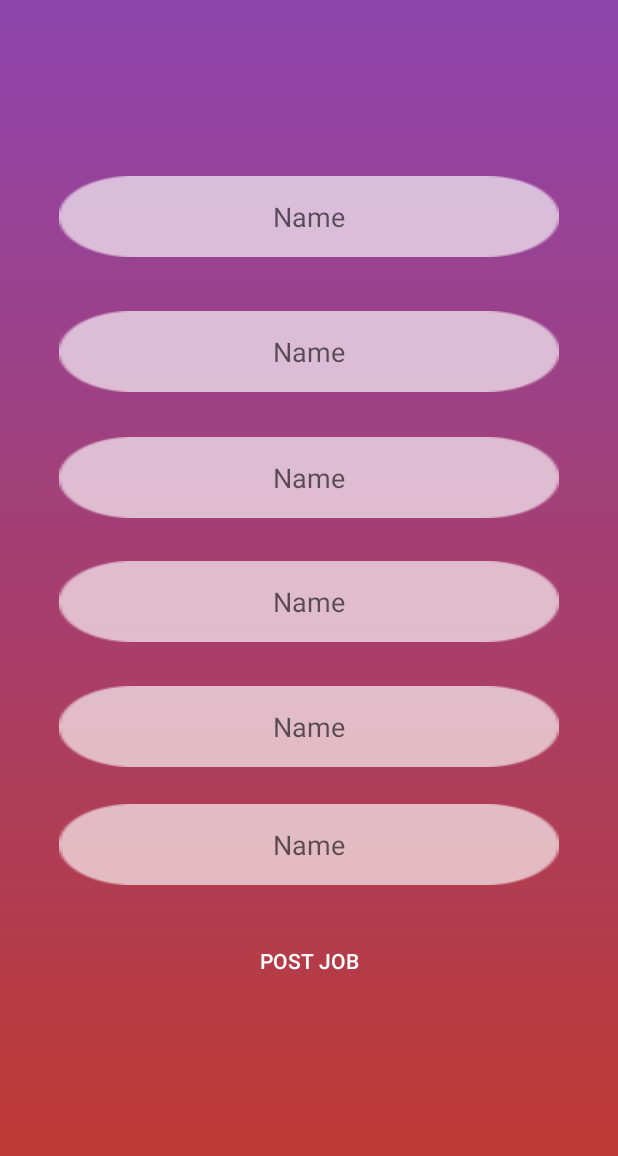
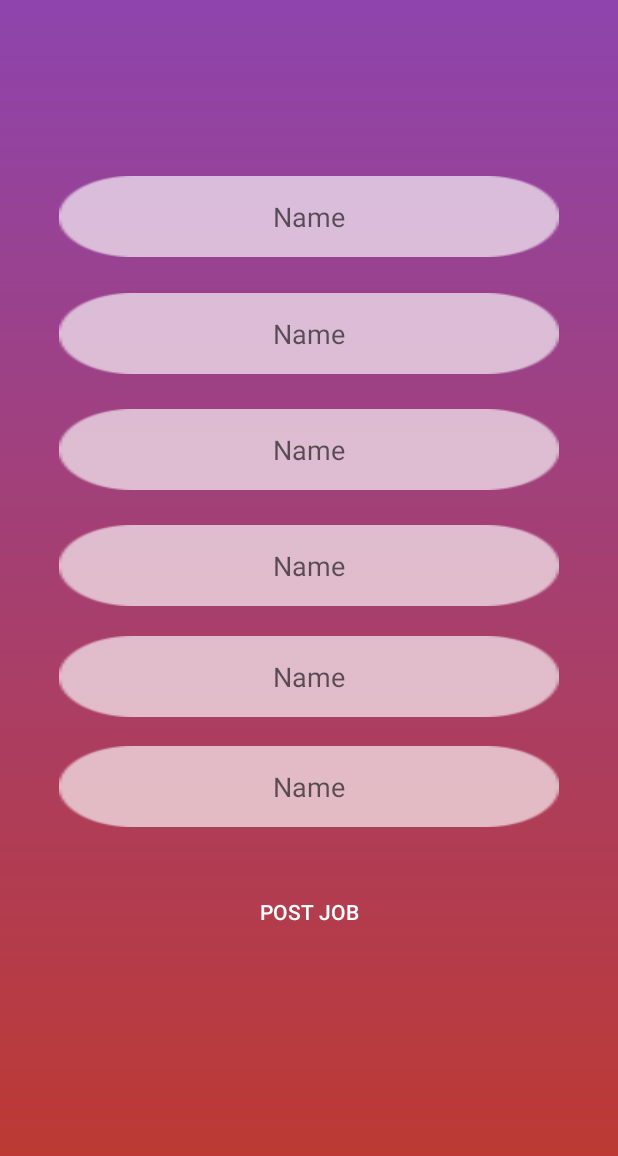
Before and after one commit to EgorCheh/Gosha, an Android app: the AddJob screen opened directly, with no data from a screen before it, on a phone screen of 412 x 824 dp. Shown: the top 1156 px of the screen. Run offline under Robolectric (Android 15) with nearby library versions, the phone set to English and light mode, and no system bars; Roboto replaces fonts that are not available here.

Commit message:
11.05.2019 POST_JOB

```diff
--- a/app/src/main/res/layout/activity_add_job.xml
+++ b/app/src/main/res/layout/activity_add_job.xml
@@ -11,9 +11,11 @@
         android:id="@+id/et_name"
         android:layout_width="333dp"
         android:layout_height="54dp"
-        android:layout_marginStart="8dp"
+        android:layout_marginStart="24dp"
+        android:layout_marginLeft="24dp"
         android:layout_marginTop="8dp"
-        android:layout_marginEnd="8dp"
+        android:layout_marginEnd="24dp"
+        android:layout_marginRight="24dp"
         android:layout_marginBottom="8dp"
         android:background="@drawable/edit_view"
         android:ems="10"
@@ -23,16 +25,18 @@
         app:layout_constraintBottom_toBottomOf="parent"
         app:layout_constraintEnd_toEndOf="parent"
         app:layout_constraintStart_toStartOf="parent"
-        app:layout_constraintTop_toTopOf="parent"
-        app:layout_constraintVertical_bias="0.485" />
+        app:layout_constraintTop_toBottomOf="@+id/et_descr"
+        app:layout_constraintVertical_bias="0.036" />
 
     <EditText
         android:id="@+id/et_addr"
         android:layout_width="333dp"
         android:layout_height="54dp"
-        android:layout_marginStart="8dp"
+        android:layout_marginStart="24dp"
+        android:layout_marginLeft="24dp"
         android:layout_marginTop="8dp"
-        android:layout_marginEnd="8dp"
+        android:layout_marginEnd="24dp"
+        android:layout_marginRight="24dp"
         android:layout_marginBottom="8dp"
         android:background="@drawable/edit_view"
         android:ems="10"
@@ -42,16 +46,18 @@
         app:layout_constraintBottom_toBottomOf="parent"
         app:layout_constraintEnd_toEndOf="parent"
         app:layout_constraintStart_toStartOf="parent"
-        app:layout_constraintTop_toTopOf="parent"
-        app:layout_constraintVertical_bias="0.7" />
+        app:layout_constraintTop_toBottomOf="@+id/et_contact"
+        app:layout_constraintVertical_bias="0.04000002" />
 
     <EditText
         android:id="@+id/et_title"
         android:layout_width="333dp"
         android:layout_height="54dp"
-        android:layout_marginStart="8dp"
+        android:layout_marginStart="24dp"
+        android:layout_marginLeft="24dp"
         android:layout_marginTop="8dp"
-        android:layout_marginEnd="8dp"
+        android:layout_marginEnd="24dp"
+        android:layout_marginRight="24dp"
         android:layout_marginBottom="8dp"
         android:background="@drawable/edit_view"
         android:ems="10"
@@ -68,9 +74,11 @@
         android:id="@+id/et_descr"
         android:layout_width="333dp"
         android:layout_height="54dp"
-        android:layout_marginStart="8dp"
+        android:layout_marginStart="24dp"
+        android:layout_marginLeft="24dp"
         android:layout_marginTop="8dp"
-        android:layout_marginEnd="8dp"
+        android:layout_marginEnd="24dp"
+        android:layout_marginRight="24dp"
         android:layout_marginBottom="8dp"
         android:background="@drawable/edit_view"
         android:ems="10"
@@ -80,16 +88,18 @@
         app:layout_constraintBottom_toBottomOf="parent"
         app:layout_constraintEnd_toEndOf="parent"
         app:layout_constraintStart_toStartOf="parent"
-        app:layout_constraintTop_toTopOf="parent"
-        app:layout_constraintVertical_bias="0.376" />
+        app:layout_constraintTop_toBottomOf="@+id/et_price"
+        app:layout_constraintVertical_bias="0.03" />
 
     <EditText
         android:id="@+id/et_contact"
         android:layout_width="333dp"
         android:layout_height="54dp"
-        android:layout_marginStart="8dp"
+        android:layout_marginStart="24dp"
+        android:layout_marginLeft="24dp"
         android:layout_marginTop="8dp"
-        android:layout_marginEnd="8dp"
+        android:layout_marginEnd="24dp"
+        android:layout_marginRight="24dp"
         android:layout_marginBottom="8dp"
         android:background="@drawable/edit_view"
         android:ems="10"
@@ -99,16 +109,18 @@
         app:layout_constraintBottom_toBottomOf="parent"
         app:layout_constraintEnd_toEndOf="parent"
         app:layout_constraintStart_toStartOf="parent"
-        app:layout_constraintTop_toTopOf="parent"
-        app:layout_constraintVertical_bias="0.596" />
+        app:layout_constraintTop_toBottomOf="@+id/et_name"
+        app:layout_constraintVertical_bias="0.035" />
 
     <EditText
         android:id="@+id/et_price"
         android:layout_width="333dp"
         android:layout_height="54dp"
-        android:layout_marginStart="8dp"
+        android:layout_marginStart="24dp"
+        android:layout_marginLeft="24dp"
         android:layout_marginTop="8dp"
-        android:layout_marginEnd="8dp"
+        android:layout_marginEnd="24dp"
+        android:layout_marginRight="24dp"
         android:layout_marginBottom="8dp"
         android:background="@drawable/edit_view"
         android:ems="10"
@@ -118,8 +130,8 @@
         app:layout_constraintBottom_toBottomOf="parent"
         app:layout_constraintEnd_toEndOf="parent"
         app:layout_constraintStart_toStartOf="parent"
-        app:layout_constraintTop_toTopOf="parent"
-        app:layout_constraintVertical_bias="0.264" />
+        app:layout_constraintTop_toBottomOf="@+id/et_title"
+        app:layout_constraintVertical_bias="0.027" />
 
     <Button
         android:id="@+id/button3"
@@ -139,6 +151,6 @@
         app:layout_constraintEnd_toEndOf="parent"
         app:layout_constraintStart_toStartOf="parent"
         app:layout_constraintTop_toBottomOf="@+id/et_addr"
-        app:layout_constraintVertical_bias="0.110000014" />
+        app:layout_constraintVertical_bias="0.117" />
 
 </android.support.constraint.ConstraintLayout>
```
